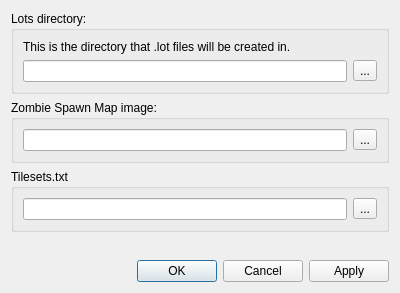
Old version of the form src/editor/generatelotsdialog.ui in the repository timbaker/pzworlded.
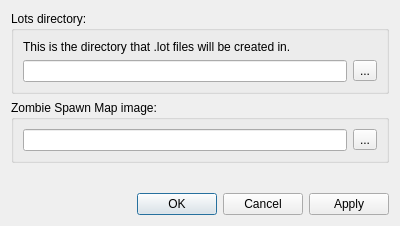
New version of the form.

The edit to the form file:
```diff
--- a/src/editor/generatelotsdialog.ui
+++ b/src/editor/generatelotsdialog.ui
@@ -7,7 +7,7 @@
     <x>0</x>
     <y>0</y>
     <width>400</width>
-    <height>293</height>
+    <height>226</height>
    </rect>
   </property>
   <property name="windowTitle">
@@ -75,7 +75,7 @@
      </layout>
     </widget>
    </item>
-   <item row="3" column="0">
+   <item row="2" column="0">
     <spacer name="verticalSpacer">
      <property name="orientation">
       <enum>Qt::Vertical</enum>
@@ -88,7 +88,7 @@
      </property>
     </spacer>
    </item>
-   <item row="4" column="0">
+   <item row="3" column="0">
     <widget class="QDialogButtonBox" name="buttonBox">
      <property name="orientation">
       <enum>Qt::Horizontal</enum>
@@ -98,33 +98,6 @@
      </property>
     </widget>
    </item>
-   <item row="2" column="0">
-    <widget class="QGroupBox" name="groupBox_3">
-     <property name="title">
-      <string>Tilesets.txt</string>
-     </property>
-     <layout class="QVBoxLayout" name="verticalLayout_3">
-      <item>
-       <layout class="QHBoxLayout" name="horizontalLayout_3">
-        <item>
-         <widget class="QLineEdit" name="metaInfoEdit">
-          <property name="readOnly">
-           <bool>true</bool>
-          </property>
-         </widget>
-        </item>
-        <item>
-         <widget class="QToolButton" name="metaInfoBrowse">
-          <property name="text">
-           <string>...</string>
-          </property>
-         </widget>
-        </item>
-       </layout>
-      </item>
-     </layout>
-    </widget>
-   </item>
   </layout>
  </widget>
  <resources/>
```
